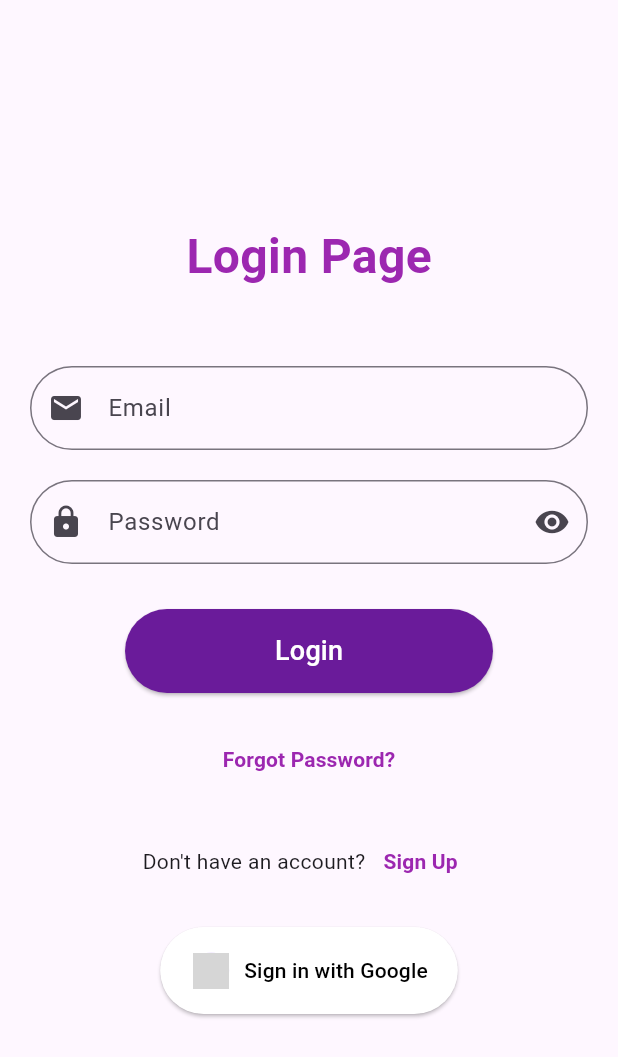
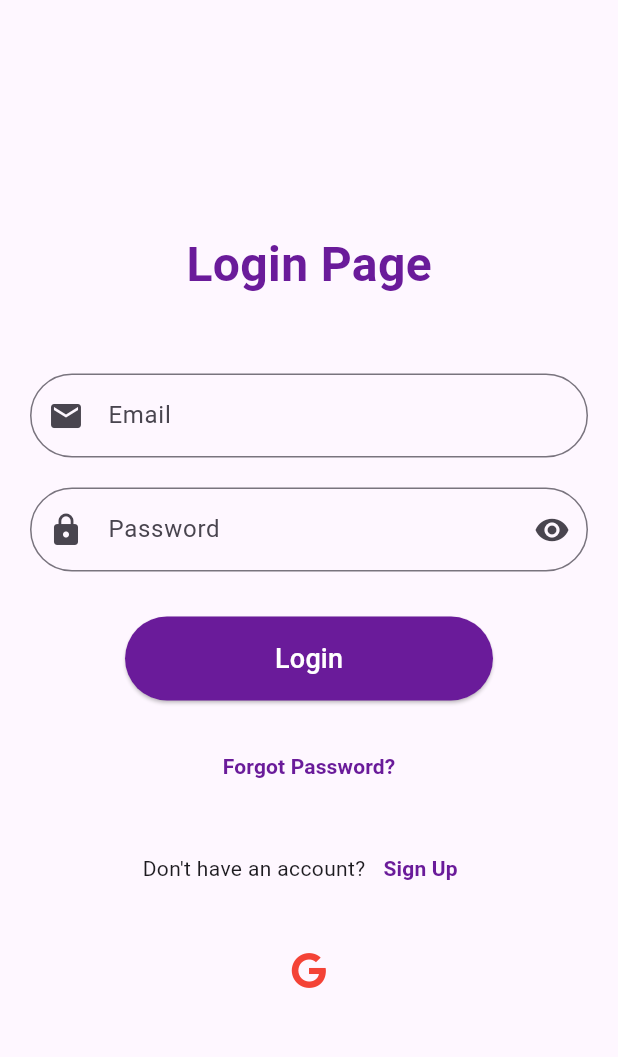
Before and after one commit to devi1262005/meet-app, a Flutter app: the screen it shows after launch, after a tap on "Login", on a phone screen of 412 x 824 dp. Shown: the top 1057 px of the screen. Run offline on Flutter 3.47's test engine with Material 3 defaults, Android fonts, the phone set to English and light mode, and no system bars; our stand-ins replace firebase_auth, font_awesome_flutter, google_fonts, google_sign_in; accounts and stored records are empty; grey boxes are pictures that could not be loaded.

Commit message:
google intergated login

```diff
--- a/meet/lib/page/login.dart
+++ b/meet/lib/page/login.dart
@@ -1,4 +1,8 @@
+import 'package:firebase_auth/firebase_auth.dart';
 import 'package:flutter/material.dart';
+import 'package:font_awesome_flutter/font_awesome_flutter.dart';
+import 'package:google_sign_in/google_sign_in.dart';
+import 'package:meet/page/Home.dart';
 
 class LoginPage extends StatefulWidget {
   const LoginPage({super.key});
@@ -12,18 +16,27 @@ class _LoginPageState extends State<LoginPage> {
   final TextEditingController _passwordController = TextEditingController();
   bool _obscureText = true;
 
-  void _login() {
-    // Add login logic here
-    String email = _emailController.text;
-    String password = _passwordController.text;
+  final FirebaseAuth _auth = FirebaseAuth.instance;
+  final GoogleSignIn _googleSignIn = GoogleSignIn();
 
-    // For simplicity, just print the input
-    print('Email: $email, Password: $password');
+  // Modified for prototyping purposes
+  Future<void> _loginWithEmailPassword() async {
+    if (_emailController.text.isNotEmpty && _passwordController.text.isNotEmpty) {
+      // Skip authentication and navigate to Home for prototyping
+      Navigator.pushReplacement(
+          context, MaterialPageRoute(builder: (context) => Home()));
+    } else {
+      // Display a simple message for empty fields
+      print('Email and password cannot be empty.');
+      // Show a Snackbar or AlertDialog for better UX
+    }
   }
 
-  void _signInWithGoogle() {
-    // Add Google sign-in logic here
-    print('Sign in with Google');
+  // Modified for prototyping purposes
+  Future<void> _loginWithGoogle() async {
+    // Skip Google Sign-In process and navigate to Home for prototyping
+    Navigator.pushReplacement(
+        context, MaterialPageRoute(builder: (context) => Home()));
   }
 
   @override
@@ -41,7 +54,7 @@ class _LoginPageState extends State<LoginPage> {
                   style: TextStyle(
                     fontSize: 32,
                     fontWeight: FontWeight.bold,
-                    color: Colors.purple,
+                    color: Color.fromARGB(255, 106, 27, 154),
                   ),
                 ),
                 const SizedBox(height: 50),
@@ -80,7 +93,7 @@ class _LoginPageState extends State<LoginPage> {
                 ),
                 const SizedBox(height: 30),
                 ElevatedButton(
-                  onPressed: _login,
+                  onPressed: _loginWithEmailPassword,
                   style: ElevatedButton.styleFrom(
                     backgroundColor: Colors.purple.shade800,
                     padding: const EdgeInsets.symmetric(
@@ -105,7 +118,7 @@ class _LoginPageState extends State<LoginPage> {
                   child: const Text(
                     'Forgot Password?',
                     style: TextStyle(
-                      color: Colors.purple,
+                      color: Color.fromARGB(255, 106, 27, 154),
                       fontWeight: FontWeight.bold,
                     ),
                   ),
@@ -122,7 +135,7 @@ class _LoginPageState extends State<LoginPage> {
                       child: const Text(
                         'Sign Up',
                         style: TextStyle(
-                          color: Colors.purple,
+                          color: Color.fromARGB(255, 106, 27, 154),
                           fontWeight: FontWeight.bold,
                         ),
                       ),
@@ -130,32 +143,15 @@ class _LoginPageState extends State<LoginPage> {
                   ],
                 ),
                 const SizedBox(height: 20),
-                ElevatedButton.icon(
-                  onPressed: _signInWithGoogle,
-                  icon: Container(
-                    padding: const EdgeInsets.all(2.0), // Border width
-                    decoration: BoxDecoration(
-                      color: Colors.white, // Border color
-                      shape: BoxShape.circle,
+                Row(
+                  mainAxisAlignment: MainAxisAlignment.center,
+                  children: [
+                    IconButton(
+                      icon: const FaIcon(FontAwesomeIcons.google),
+                      color: Colors.red,
+                      onPressed: _loginWithGoogle,
                     ),
-                    child: CircleAvatar(
-                      radius: 12,
-                      backgroundImage:
-                          AssetImage('assets/images/google.png'), // Replace with your image path
-                    ),
-                  ),
-                  label: const Text(
-                    'Sign in with Google',
-                    style: TextStyle(color: Colors.black),
-                  ),
-                  style: ElevatedButton.styleFrom(
-                    backgroundColor: Colors.white,
-                    padding: const EdgeInsets.symmetric(
-                        horizontal: 20.0, vertical: 15.0),
-                    shape: RoundedRectangleBorder(
-                      borderRadius: BorderRadius.circular(30.0),
-                    ),
-                  ),
+                  ],
                 ),
               ],
             ),
```
